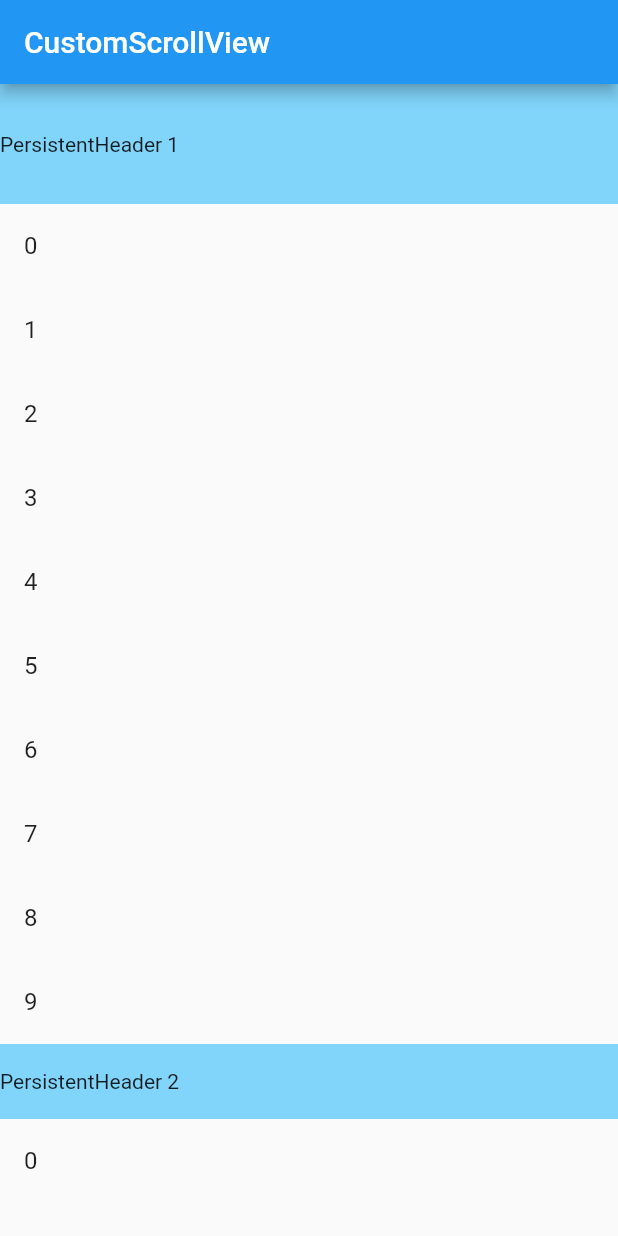
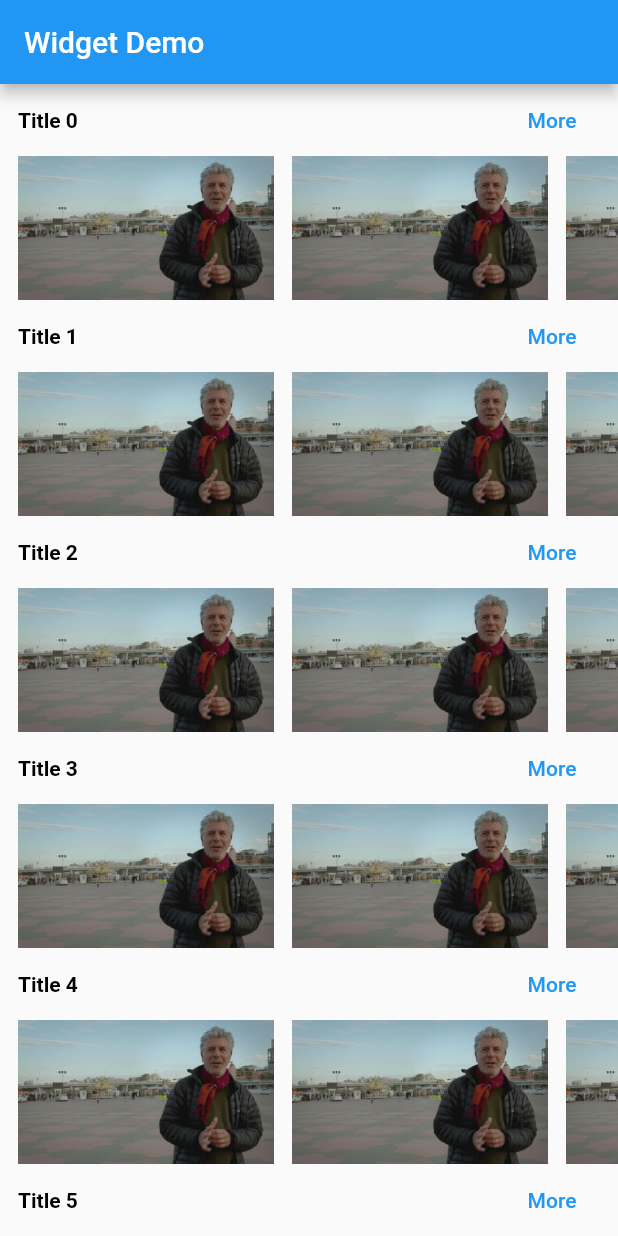
Before and after one commit to devin1014/flutter_widget_demo, a Flutter app: the screen it shows after launch, on a phone screen of 412 x 824 dp. Run offline on Flutter 3.47's test engine with Material 2 defaults, Android fonts, the phone set to English and light mode, and no system bars; our stand-ins replace fluttertoast.

Commit message:
[Add] section_list.dart

```diff
--- /dev/null
+++ b/lib/loading_layout.dart
@@ -0,0 +1,56 @@
+import 'package:flutter/material.dart';
+
+enum Loading {
+  loading,
+  error,
+  response,
+}
+
+class LoadingLayout extends StatefulWidget {
+  LoadingLayout({
+    required this.loading,
+    required this.error,
+    required this.content,
+    Key? key,
+  }) : super(key: key);
+
+  final Widget loading;
+  final Widget error;
+  final Widget content;
+  Loading state = Loading.loading;
+
+  @override
+  State<StatefulWidget> createState() => _LoadingLayoutState();
+}
+
+class _LoadingLayoutState extends State<LoadingLayout> {
+
+  @override
+  void activate() {
+    // TODO: implement activate
+    super.activate();
+  }
+
+  @override
+  void initState() {
+    // TODO: implement initState
+    super.initState();
+  }
+
+  @override
+  void dispose() {
+    // TODO: implement dispose
+    super.dispose();
+  }
+
+  @override
+  Widget build(BuildContext context) {
+    if (widget.state == Loading.loading) {
+      return widget.loading;
+    } else if (widget.state == Loading.error) {
+      return widget.error;
+    } else {
+      return widget.content;
+    }
+  }
+}
--- a/lib/main.dart
+++ b/lib/main.dart
@@ -1,5 +1,6 @@
 import 'package:flutter/material.dart';
-import 'package:flutter_widget_demo/scroll/custom_scroll_view.dart';
+import 'package:flutter_widget_demo/section_list.dart';
+import "package:fluttertoast/fluttertoast.dart";
 
 void main() {
   runApp(const MyApp());
@@ -12,20 +13,18 @@ class MyApp extends StatelessWidget {
   @override
   Widget build(BuildContext context) {
     return MaterialApp(
-      title: 'Flutter Demo',
-      theme: ThemeData(
-        // This is the theme of your application.
-        //
-        // Try running your application with "flutter run". You'll see the
-        // application has a blue toolbar. Then, without quitting the app, try
-        // changing the primarySwatch below to Colors.green and then invoke
-        // "hot reload" (press "r" in the console where you ran "flutter run",
-        // or simply save your changes to "hot reload" in a Flutter IDE).
-        // Notice that the counter didn't reset back to zero; the application
-        // is not restarted.
-        primarySwatch: Colors.blue,
-      ),
-      home: const CustomScrollViewPage(),
-    );
+        title: 'Flutter Demo',
+        theme: ThemeData(
+          // This is the theme of your application.
+          primarySwatch: Colors.blue,
+        ),
+        home: Scaffold(
+          appBar: AppBar(title: const Text("Widget Demo")),
+          body: SectionScrollView(
+            sections: List.generate(18, (index) => ("Title $index")),
+            titleClickListener: (item) => Fluttertoast.showToast(msg: "click: $item"),
+            contentClickListener: (item) => Fluttertoast.showToast(msg: "click: $item"),
+          ),
+        ));
   }
 }
--- /dev/null
+++ b/lib/section_list.dart
@@ -0,0 +1,97 @@
+import 'package:flutter/material.dart';
+
+// ------------------------------------------------------------------------------------
+// ---- AbstractSectionListView
+// ------------------------------------------------------------------------------------
+typedef SectionTitleBuilder<T> = Widget Function(T section);
+typedef SectionContentBuilder<T> = Widget Function(T section);
+typedef ClickListener<T> = void Function(T t);
+
+abstract class AbstractSectionScrollView<T> extends StatelessWidget {
+  const AbstractSectionScrollView({
+    required this.sections,
+    required this.titleBuilder,
+    required this.contentBuilder,
+    Key? key,
+  }) : super(key: key);
+
+  final List<T> sections;
+  final SectionTitleBuilder titleBuilder;
+  final SectionContentBuilder contentBuilder;
+
+  @override
+  Widget build(BuildContext context) {
+    return CustomScrollView(slivers: _buildSectionSlivers(sections));
+  }
+
+  List<Widget> _buildSectionSlivers(List<T> list) {
+    return list.map((e) => SliverToBoxAdapter(child: Column(children: [titleBuilder(e), contentBuilder(e)]))).toList();
+  }
+}
+
+// ------------------------------------------------------------------------------------
+// ---- SectionScrollView
+// ------------------------------------------------------------------------------------
+class SectionScrollView<T> extends StatelessWidget {
+  const SectionScrollView({
+    required this.sections,
+    required this.titleClickListener,
+    required this.contentClickListener,
+    Key? key,
+  }) : super(key: key);
+
+  final List<T> sections;
+  final ClickListener? titleClickListener;
+  final ClickListener? contentClickListener;
+
+  @override
+  Widget build(BuildContext context) {
+    return CustomScrollView(slivers: _buildSectionSlivers(sections));
+  }
+
+  List<Widget> _buildSectionSlivers(List<T> list) {
+    return list
+        .map((e) => SliverToBoxAdapter(
+            child: Column(
+                children: [_buildSectionTitle(e, titleClickListener), _buildSectionContent(e, contentClickListener)])))
+        .toList();
+  }
+
+  Widget _buildSectionTitle(T title, ClickListener? clickListener) {
+    return Padding(
+      padding: const EdgeInsets.symmetric(horizontal: 12),
+      child: Row(
+        mainAxisAlignment: MainAxisAlignment.end,
+        children: [
+          Expanded(
+            flex: 1,
+            child: Text(title.toString(),
+                style: const TextStyle(fontSize: 14, fontWeight: FontWeight.bold, color: Colors.black)),
+          ),
+          TextButton(
+            onPressed: () => clickListener != null ? clickListener(title) : null,
+            child: const Text("More"),
+          )
+        ],
+      ),
+    );
+  }
+
+  Widget _buildSectionContent(T t, ClickListener? clickListener) {
+    return SizedBox(
+      height: 96,
+      child: ListView.separated(
+        scrollDirection: Axis.horizontal,
+        itemCount: 12,
+        padding: const EdgeInsets.symmetric(horizontal: 12),
+        itemBuilder: (context, index) {
+          return GestureDetector(
+            onTap: () => clickListener != null ? clickListener("item$index") : null,
+            child: Image.asset("images/image_1.jpg"),
+          );
+        },
+        separatorBuilder: (context, index) => const VerticalDivider(width: 12, color: Colors.transparent),
+      ),
+    );
+  }
+}
--- a/pubspec.yaml
+++ b/pubspec.yaml
@@ -45,6 +45,7 @@ dev_dependencies:
   # package. See that file for information about deactivating specific lint
   # rules and activating additional ones.
   flutter_lints: ^1.0.0
+  fluttertoast: ^8.0.8
 
 # For information on the generic Dart part of this file, see the
 # following page: https://dart.dev/tools/pub/pubspec
@@ -61,6 +62,10 @@ flutter:
   # assets:
   #   - images/a_dot_burr.jpeg
   #   - images/a_dot_ham.jpeg
+  assets:
+    - images/image_1.jpg
+    - images/image_2.jpg
+    - images/image_2.jpg
 
   # An image asset can refer to one or more resolution-specific "variants", see
   # https://flutter.dev/assets-and-images/#resolution-aware.
```
Also changed, not shown: lib/scroll/custom_scroll_view.dart (+34 -6 lines), images/image_1.jpg (added), images/image_2.jpg (added), images/image_3.jpg (added), pubspec.lock, 2 other files.
